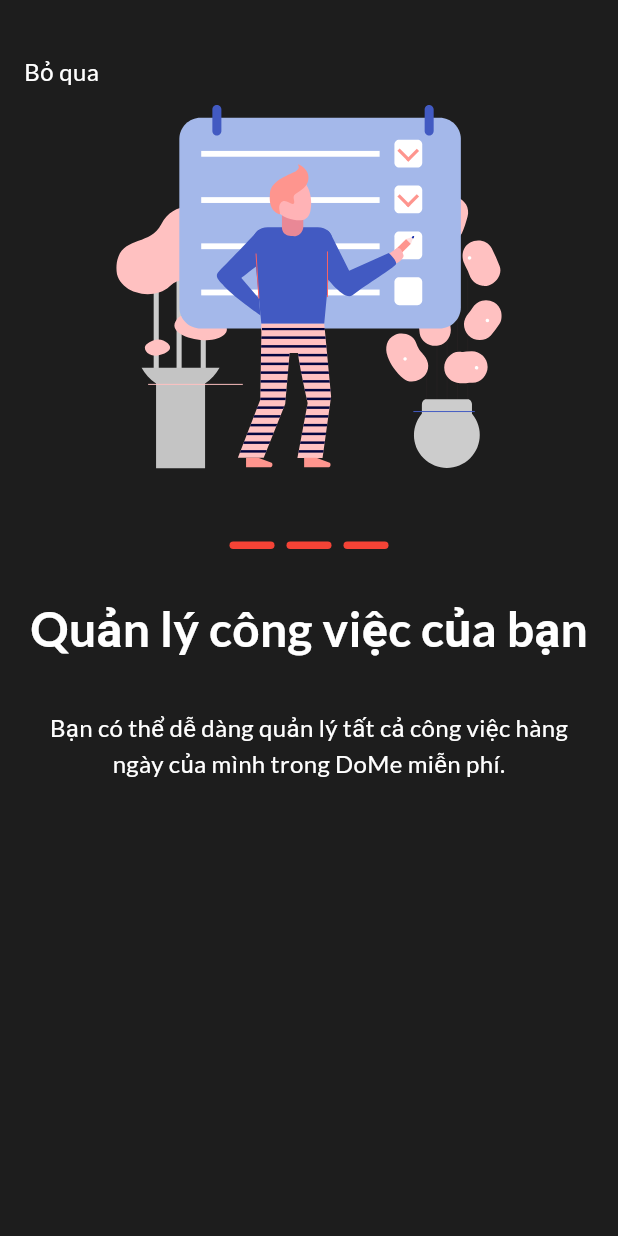
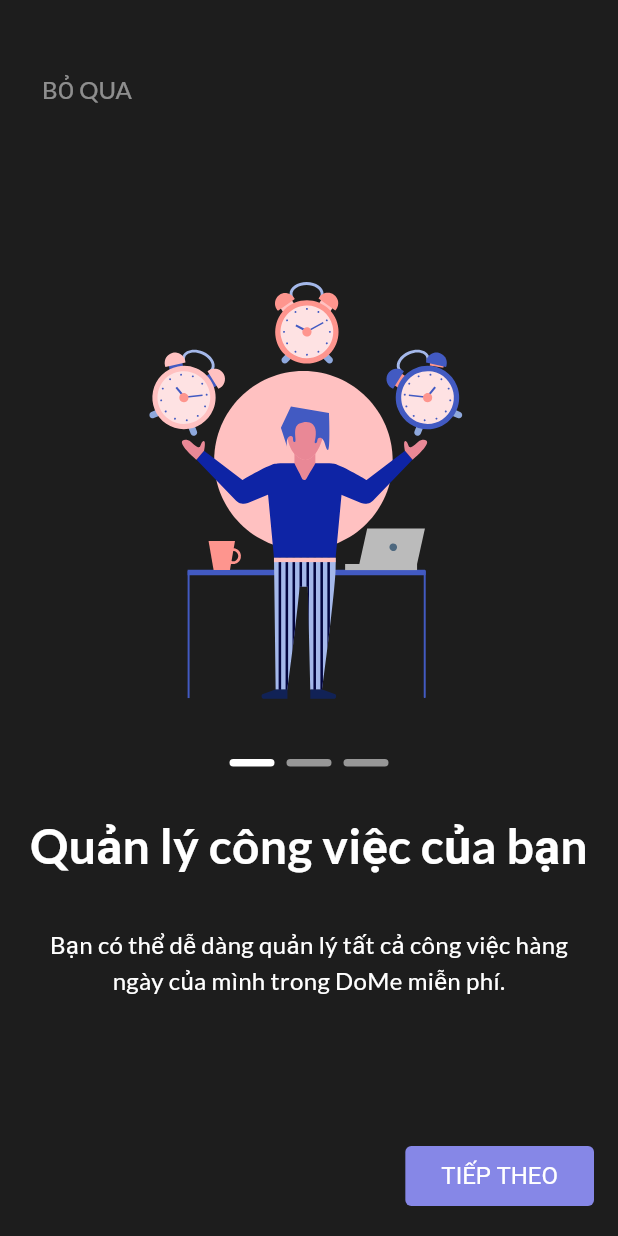
Before and after one commit to sanggit999/uptodo_app, a Flutter app: the screen it shows after launch, on a phone screen of 412 x 824 dp. Run offline on Flutter 3.47's test engine with Material 3 defaults, Android fonts, the phone set to English and light mode, and no system bars; our stand-ins replace flutter_bloc, flutter_svg, go_router.

Commit message:
update: Onboading, Start screen đã xong

```diff
--- a/lib/core/configs/theme/app_theme.dart
+++ b/lib/core/configs/theme/app_theme.dart
@@ -1,5 +1,5 @@
 import 'package:flutter/material.dart';
-import 'package:uptodo_app/core/configs/theme/app_colors.dart';
+import 'package:uptodo_app/core/configs/theme/custom_theme/app_bar_theme.dart';
 import 'package:uptodo_app/core/configs/theme/custom_theme/elevate_button_theme.dart';
 import 'package:uptodo_app/core/configs/theme/custom_theme/text_form_field_theme.dart';
 
@@ -8,9 +8,19 @@ class AppTheme {
 
   static final dark = ThemeData(
     fontFamily: 'Lato',
-    primaryColor: AppColors.primary,
-    scaffoldBackgroundColor: AppColors.black,
+    colorScheme: const ColorScheme(
+      brightness: Brightness.dark,
+      primary: Color(0xff8687E7),
+      onPrimary: Color(0xff8687E7),
+      secondary: Color(0xffFFFFFF),
+      onSecondary: Color(0xff535353),
+      error: Color(0xffFF0000),
+      onError: Color(0xffFF0000),
+      surface: Color(0xff1D1D1D),
+      onSurface: Color(0xffFFFFFF),
+    ),
     inputDecorationTheme: AppTextFormFieldTheme.darkInputDecoration,
     elevatedButtonTheme: AppElevateButtonTheme.darkElevatedButtonTheme,
+    appBarTheme: AppAppBarTheme.appBarTheme
   );
 }
--- /dev/null
+++ b/lib/core/configs/theme/custom_theme/app_bar_theme.dart
@@ -0,0 +1,9 @@
+import 'package:flutter/material.dart';
+
+class AppAppBarTheme {
+  static const AppBarTheme appBarTheme = AppBarTheme(
+    elevation: 0,
+    backgroundColor: Colors.transparent,
+    centerTitle: true,
+  );
+}
--- a/lib/core/navigation/app_router.dart
+++ b/lib/core/navigation/app_router.dart
@@ -1,4 +1,7 @@
 import 'package:go_router/go_router.dart';
+import 'package:uptodo_app/presentation/auth/pages/login.dart';
+import 'package:uptodo_app/presentation/auth/pages/register.dart';
+import 'package:uptodo_app/presentation/auth/pages/start.dart';
 import 'package:uptodo_app/presentation/onboading/pages/onboading.dart';
 import 'package:uptodo_app/presentation/splash/pages/splash.dart';
 
@@ -12,7 +15,22 @@ class AppRouter {
       ),
       GoRoute(
         path: '/onboading',
-        builder: (context, state) => const OnboadingPage(),
+        builder: (context, state) =>  OnboadingPage(),
+      ),
+
+      GoRoute(
+        path: '/start',
+        builder: (context, state) => const StartPage(),
+      ),
+
+      GoRoute(
+        path: '/login',
+        builder: (context, state) => const LoginPage(),
+      ),
+
+      GoRoute(
+        path: '/register',
+        builder: (context, state) => const RegisterPage(),
       ),
     ],
   );
--- a/lib/main.dart
+++ b/lib/main.dart
@@ -4,7 +4,6 @@ import 'package:flutter_bloc/flutter_bloc.dart';
 import 'package:uptodo_app/core/configs/theme/app_theme.dart';
 import 'package:uptodo_app/core/navigation/app_router.dart';
 import 'package:uptodo_app/presentation/splash/cubit/splash_cubit.dart';
-import 'package:uptodo_app/presentation/splash/pages/splash.dart';
 
 void main() {
   runApp(const MyApp());
--- a/lib/presentation/onboading/pages/onboading.dart
+++ b/lib/presentation/onboading/pages/onboading.dart
@@ -1,37 +1,127 @@
 import 'package:flutter/material.dart';
+import 'package:flutter_bloc/flutter_bloc.dart';
+import 'package:go_router/go_router.dart';
 import 'package:uptodo_app/core/configs/assets/app_vectors.dart';
 import 'package:uptodo_app/core/configs/theme/app_colors.dart';
 import 'package:uptodo_app/core/constants/app_strings.dart';
-import 'package:uptodo_app/presentation/onboading/widgets/onboading.dart';
+import 'package:uptodo_app/core/navigation/app_router.dart';
+import 'package:uptodo_app/presentation/onboading/cubit/onboading_cubit.dart';
+import 'package:uptodo_app/presentation/onboading/widgets/onboading_page_view.dart';
 
 class OnboadingPage extends StatelessWidget {
-  const OnboadingPage({super.key});
+  OnboadingPage({super.key});
+
+  final PageController _pageController = PageController();
 
   @override
   Widget build(BuildContext context) {
-    return Scaffold(
-        body: Padding(
+    return BlocProvider(
+      create: (_) => OnboadingCubit(),
+      child: Scaffold(body: BlocBuilder<OnboadingCubit, int>(
+        builder: (context, state) {
+          return Padding(
             padding: const EdgeInsets.all(16),
             child: Column(
+              mainAxisAlignment: MainAxisAlignment.spaceBetween,
               children: [
                 Align(
                     alignment: Alignment.topLeft,
                     child: Padding(
                         padding: const EdgeInsets.only(top: 20),
+                        child: TextButton(
+                            onPressed: () {
+                              context.push('/start');
+                            },
                             child: Text(
-                    AppStrings.skip,
+                              AppStrings.skip.toUpperCase(),
                               style: TextStyle(
                                 fontSize: 16,
-                        color: AppColors.white,
-                        fontWeight: FontWeight.w400),
-                  ))),
-          Onboarding(
-            image: AppVectors.onboading3,
+                                color: AppColors.white.withOpacity(0.5),
+                                fontWeight: FontWeight.w400,
+                              ),
+                            )))),
+                Expanded(
+                    child: PageView(
+                  controller: _pageController,
+                  onPageChanged: (index) {
+                    context.read<OnboadingCubit>().jumpToPage(index);
+                  },
+                  children: [
+                    OnboardingPageView(
+                      image: AppVectors.onboading1,
                       title: AppStrings.manageYourTasks,
                       subTitle: AppStrings.subManageTasksTasks,
+                      currentIndex: state,
+                    ),
+                    OnboardingPageView(
+                      image: AppVectors.onboading2,
+                      title: AppStrings.createDailyRoutine,
+                      subTitle: AppStrings.subCreateDailyRoutine,
+                      currentIndex: state,
+                    ),
+                    OnboardingPageView(
+                      image: AppVectors.onboading3,
+                      title: AppStrings.organizeYourTasks,
+                      subTitle: AppStrings.subOrganizeYourTasks,
+                      currentIndex: state,
+                    ),
+                  ],
+                )),
+                Row(
+                  mainAxisAlignment: MainAxisAlignment.spaceBetween,
+                  children: [
+                    state > 0
+                        ? TextButton(
+                            onPressed: () {
+                              _pageController.previousPage(
+                                  duration: const Duration(milliseconds: 300),
+                                  curve: Curves.easeInOut);
+                              context.read<OnboadingCubit>().back();
+                            },
+                            child: Text(
+                              AppStrings.back.toUpperCase(),
+                              style: TextStyle(
+                                fontSize: 16,
+                                color: AppColors.white.withOpacity(0.5),
+                                fontWeight: FontWeight.w400,
+                              ),
+                            ))
+                        : const SizedBox(),
+                    state < 2
+                        ? ElevatedButton(
+                            onPressed: () {
+                              _pageController.nextPage(
+                                  duration: const Duration(milliseconds: 300),
+                                  curve: Curves.easeInOut);
+                              context.read<OnboadingCubit>().next();
+                            },
+                            child: Text(
+                              AppStrings.next.toUpperCase(),
+                              style: const TextStyle(
+                                  color: AppColors.white,
+                                  fontSize: 16,
+                                  fontWeight: FontWeight.w400),
+                            ),
+                          )
+                        : ElevatedButton(
+                            onPressed: () {
+                              context.push('/start');
+                            },
+                            child: Text(
+                              AppStrings.getStarted.toUpperCase(),
+                              style: const TextStyle(
+                                  color: AppColors.white,
+                                  fontSize: 16,
+                                  fontWeight: FontWeight.w400),
+                            ),
+                          )
+                  ],
                 )
               ],
             ),
-    ));
+          );
+        },
+      )),
+    );
   }
 }
--- a/lib/presentation/onboading/widgets/onboading.dart
+++ b/lib/presentation/onboading/widgets/onboading_page_view.dart
@@ -1,15 +1,18 @@
 import 'package:flutter/material.dart';
 import 'package:flutter_svg/flutter_svg.dart';
+import 'package:uptodo_app/core/configs/theme/app_colors.dart';
 
-class Onboarding extends StatelessWidget {
+class OnboardingPageView extends StatelessWidget {
   final String image;
   final String title;
   final String subTitle;
+  final int? currentIndex;
 
-  const Onboarding({
+  const OnboardingPageView({
     required this.image,
     required this.title,
     required this.subTitle,
+     this.currentIndex,
     super.key,
   });
 
@@ -34,7 +37,7 @@ class Onboarding extends StatelessWidget {
                   height: 5,
                   decoration: BoxDecoration(
                     borderRadius: BorderRadius.circular(50),
-                    color: Colors.red,
+                    color: currentIndex == index ? AppColors.white : AppColors.lightGray,
                   ),
                 );
               },
@@ -42,6 +45,7 @@ class Onboarding extends StatelessWidget {
         const SizedBox(height: 30),
         Text(
           title,
+          textAlign: TextAlign.center,
           style: const TextStyle(
             fontSize: 32,
             fontWeight: FontWeight.bold,
```
Also changed, not shown: lib/common/widgets/basic_app_button.dart (added, +42 -0 lines), lib/presentation/auth/pages/login.dart (added, +34 -0 lines), lib/presentation/auth/pages/register.dart (added, +34 -0 lines), lib/presentation/auth/pages/start.dart (added, +96 -0 lines), lib/presentation/onboading/cubit/onboading_cubit.dart (added, +22 -0 lines). Lines whose indentation alone changed are shown as unchanged.
